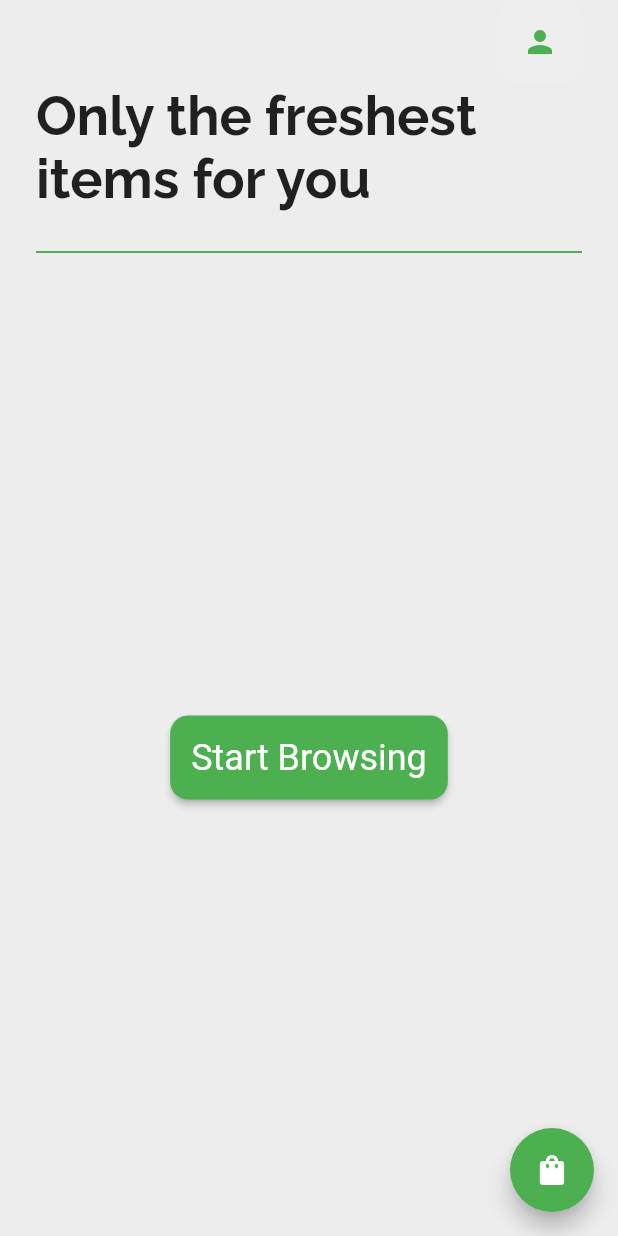
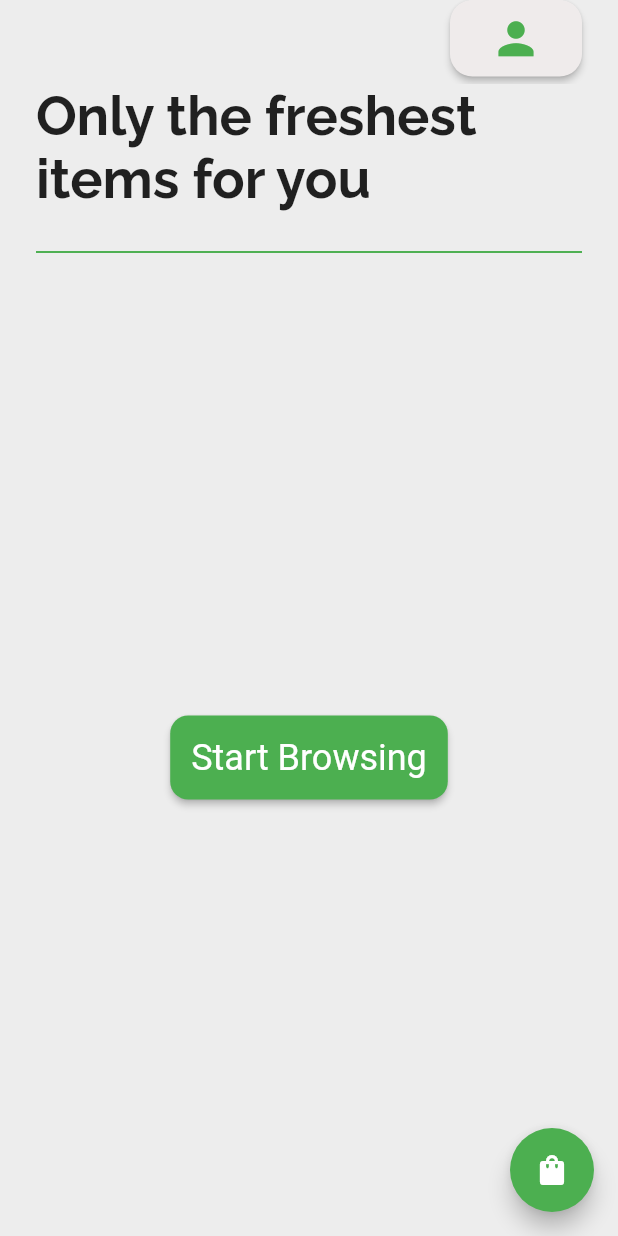
Before and after one commit to hemensol/grocery_app, a Flutter app: the screen it shows after launch, on a phone screen of 412 x 824 dp. Run offline on Flutter 3.47's test engine with Material 2 defaults, Android fonts, the phone set to English and light mode, and no system bars; our stand-ins replace bloc, equatable, flutter_bloc, google_fonts; missing offline and left inert: dart:html.

```diff
--- a/lib/bloc/cart/cart_bloc.dart
+++ b/lib/bloc/cart/cart_bloc.dart
@@ -8,6 +8,8 @@ import '../cart/cart_state.dart';
 class CartBloc extends Bloc<CartEvent, CartState> {
   final _apiServiceProvider = ApiServiceProvider();
   List cartItems = [];
+  int index = 0;
+  num price = 0;
 
   CartBloc() : super(CartInitialState()) {
      on<GetCartItems>((event, emit) async {
@@ -19,12 +21,14 @@ class CartBloc extends Bloc<CartEvent, CartState> {
       emit(CartLoadingState());
       cartItems.add(event.cartItem);
       emit(CartSuccessState(Item: cartItems));
+      price = price + event.cartItem.price;
     });
 
     on<RemoveCartItem>((event, emit) {
       emit(CartLoadingState());
-      cartItems.removeWhere((element) => element.id == event.cartItem.id);
+      cartItems.removeAt(event.index);
       emit(CartSuccessState(Item: cartItems));
+      price = price - event.cartItem.price;
     });
   }
 }
--- a/lib/bloc/cart/cart_event.dart
+++ b/lib/bloc/cart/cart_event.dart
@@ -23,9 +23,11 @@ class AddCartItem extends CartEvent {
 }
 class RemoveCartItem extends CartEvent {
   Item cartItem;
+  int index;
 
   RemoveCartItem({
-    required this.cartItem
+    required this.cartItem,
+    required this.index
     });
 
   @override
--- a/lib/components/cart_items.dart
+++ b/lib/components/cart_items.dart
@@ -11,6 +11,7 @@ class CartItems extends StatelessWidget {
   final String name;
   final num price;
   final String image;
+  final int index;
 
   CartItems({
     super.key,
@@ -18,6 +19,7 @@ class CartItems extends StatelessWidget {
     required this.name,
     required this.price,
     required this.image,
+    required this.index,
   });
 
   @override
@@ -47,7 +49,7 @@ class CartItems extends StatelessWidget {
                 icon: const Icon(Icons.cancel),
                 onPressed: () {
                   BlocProvider.of<CartBloc>(context)
-                    .add(RemoveCartItem(cartItem: item));
+                    .add(RemoveCartItem(cartItem: item, index: index));
                 },
               )
             ),
--- a/lib/main.dart
+++ b/lib/main.dart
@@ -5,6 +5,7 @@ import '../bloc/home/home_bloc.dart';
 import '../views/home_page.dart';
 import 'bloc/cart/cart_bloc.dart';
 import 'views/cart_page.dart';
+import 'views/profile_page.dart';
 
 void main() {
   runApp(const MyApp());
@@ -31,8 +32,9 @@ class MyApp extends StatelessWidget {
         ),
         // home: const HomePage(),
         routes: {
-         '/': (context) => HomePage(),
+          '/': (context) => HomePage(),
           '/cart': (context) => CartPage(),
+          '/profile': (context) => ProfilePage(),
         },
       ),
     );
--- a/lib/model/item_model.dart
+++ b/lib/model/item_model.dart
@@ -15,7 +15,7 @@ class Item {
   return Item(
     id: parsedJson['id'],
     name: parsedJson['category'],
-    price: parsedJson['price'],
+    price: parsedJson['price'].round(),
     image: parsedJson['image'],
   );
   }
--- a/lib/views/home_page.dart
+++ b/lib/views/home_page.dart
@@ -26,15 +26,18 @@ class _HomePageState extends State<HomePage> {
         centerTitle: false,
         actions: [
           Padding(
-            padding: const EdgeInsets.only(right: 24.0),
-            child: Container(
-              padding: EdgeInsets.all(16),
-              decoration: BoxDecoration(
-                color: Colors.grey[200],
-                borderRadius: BorderRadius.circular(12),
+            padding: const EdgeInsets.only(right: 24.0, bottom: 5,),
+            child: MaterialButton(
+              onPressed: () {
+                Navigator.pushNamed(context, '/profile');
+              },
+              color: Color.fromARGB(255, 239, 235, 235),
+              shape: RoundedRectangleBorder(
+                borderRadius: BorderRadius.circular(15)
               ),
               child: const Icon(
                 Icons.person,
+                size: 35,
                 color: Colors.green,
               ),
             ),
```
Also changed, not shown: lib/views/cart_page.dart (+14 -10 lines), lib/views/profile_page.dart (added, +135 -0 lines).
